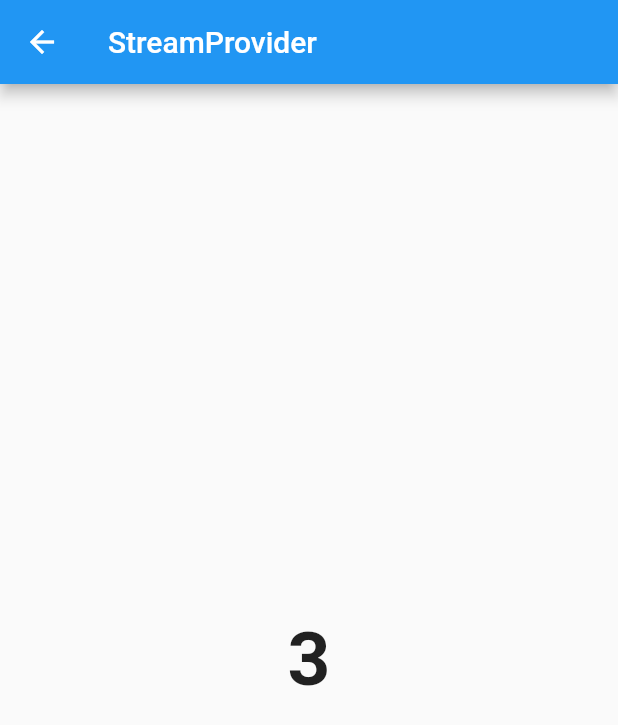
After one commit to MyoMin-Latt/flutter-riverpod, a Flutter app: the StreamProviderPage screen opened directly, on a phone screen of 412 x 824 dp. The commit adds this screen. Shown: the top 725 px of the screen. Run offline on Flutter 3.47's test engine with Material 2 defaults, Android fonts, the phone set to English and light mode, and no system bars; our stand-ins replace hooks_riverpod.

Commit message:
futureProvider, streamProvider

```diff
--- a/lib/main.dart
+++ b/lib/main.dart
@@ -1,6 +1,7 @@
 import 'package:flutter/material.dart';
 import 'package:hooks_riverpod/hooks_riverpod.dart';
 import 'package:state_flutter_riverpod/change_notifier_page.dart';
+import 'package:state_flutter_riverpod/future_provider_page.dart';
 import 'package:state_flutter_riverpod/provider_page.dart';
 import 'package:state_flutter_riverpod/provider_page2.dart';
 import 'package:state_flutter_riverpod/scope_provider_page.dart';
@@ -8,6 +9,7 @@ import 'package:state_flutter_riverpod/state_notifier_page.dart';
 import 'package:state_flutter_riverpod/state_provider_page.dart';
 
 import 'future_stream_page.dart';
+import 'stream_provider_page.dart';
 
 void main() {
   runApp(const ProviderScope(child: MyApp()));
@@ -30,6 +32,8 @@ class MyApp extends StatelessWidget {
             ItemCard(title: "StateProvider", page: StateProviderPage()),
             ItemCard(title: "StateNotifier", page: StateNotifierPage()),
             ItemCard(title: "ChangeNotifier", page: ChangeNotifierPage()),
+            ItemCard(title: "FutureProvider", page: FutureProviderPage()),
+            ItemCard(title: "StreamProvider", page: StreamProviderPage()),
             ItemCard(title: "ScopeProvider", page: ScopeProviderPage()),
             ItemCard(title: "FutureStreamProvider", page: FutureStreamPage()),
           ],
--- a/lib/state_notifier_page.dart
+++ b/lib/state_notifier_page.dart
@@ -18,7 +18,8 @@ class NumberStateNotifier extends StateNotifier<List<int>> {
   void deleteByIndex(int index) {
     state = [
       for (var i = 0; i < state.length; i++)
-        if (i != index) state[i]
+        if (i != index) state[i],
+
     ];
   }
 
--- a/lib/state_provider_page.dart
+++ b/lib/state_provider_page.dart
@@ -16,7 +16,10 @@ class StateProviderPage extends ConsumerWidget {
         title: const Text('Provider: StateProvider'),
       ),
       body: Center(
-        child: Text(numberState.toString()),
+        child: Text(
+          numberState.toString(),
+          style: const TextStyle(fontSize: 50, fontWeight: FontWeight.bold),
+        ),
       ),
       floatingActionButton: FloatingActionButton(
         onPressed: () => increment(ref),
--- /dev/null
+++ b/lib/stream_provider_page.dart
@@ -0,0 +1,57 @@
+import 'package:flutter/material.dart';
+import 'package:hooks_riverpod/hooks_riverpod.dart';
+
+final streamProvider =
+    StreamProvider.autoDispose<String>((ref) => Stream.periodic(
+          const Duration(milliseconds: 400),
+          (count) => "$count",
+        ));
+
+class StreamProviderPage extends ConsumerWidget {
+  const StreamProviderPage({super.key});
+
+  @override
+  Widget build(BuildContext context, WidgetRef ref) {
+    return Scaffold(
+      appBar: AppBar(
+        title: const Text('StreamProvider'),
+      ),
+      body: Center(
+        child: buildStreamBuilder(ref),
+      ),
+    );
+  }
+
+  Widget buildStreamBuilder(WidgetRef ref) {
+    final stream = ref.watch(streamProvider);
+    return stream.when(
+      data: (data) => Text(
+        data.toString(),
+        style: const TextStyle(
+          fontSize: 50,
+          fontWeight: FontWeight.bold,
+        ),
+      ),
+      error: (error, stackTrace) => Text("Error: $error"),
+      loading: () => const CircularProgressIndicator(),
+    );
+  }
+  // Widget buildStreamBuilder(WidgetRef ref) {
+  //   return StreamBuilder<String>(
+  //     stream: ref.watch(streamProvider.stream),
+  //     builder: (context, snapshot) {
+  //       switch (snapshot.connectionState) {
+  //         case ConnectionState.waiting:
+  //           return const CircularProgressIndicator();
+  //         default:
+  //           if (snapshot.hasError) {
+  //             return Text("Error: ${snapshot.error}");
+  //           } else {
+  //             final counter = snapshot.data;
+  //             return Text(counter.toString());
+  //           }
+  //       }
+  //     },
+  //   );
+  // }
+}
--- a/pubspec.yaml
+++ b/pubspec.yaml
@@ -13,7 +13,7 @@ dependencies:
     sdk: flutter
 
   cupertino_icons: ^1.0.2
-  hooks_riverpod: ^1.0.4
+  hooks_riverpod: ^2.3.6
 
 dev_dependencies:
   flutter_test:
```
Also changed, not shown: lib/change_notifier_page.dart (+16 -4 lines), lib/future_provider_page.dart (added, +37 -0 lines), pubspec.lock.
